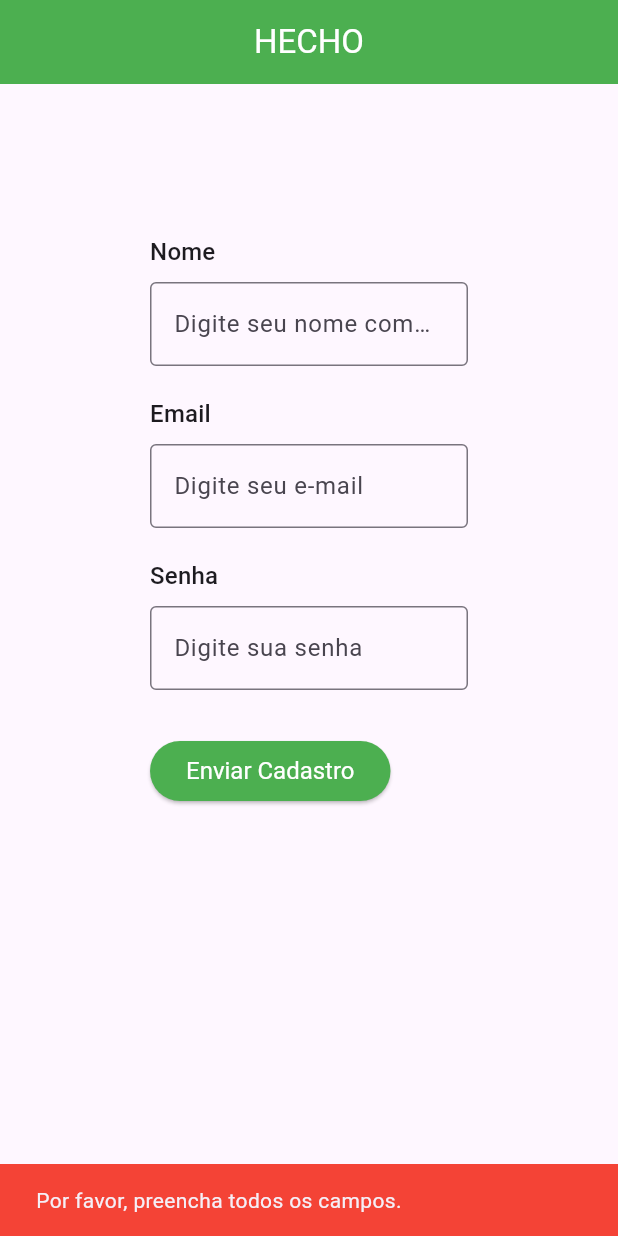
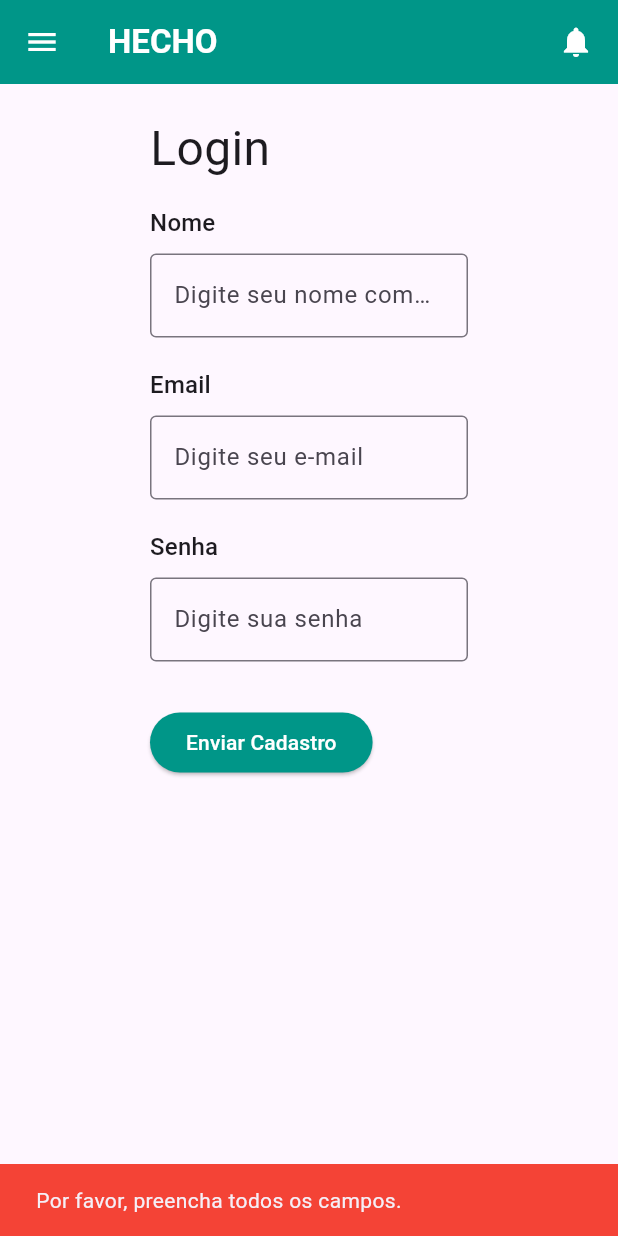
Before and after one commit to pcfrati/sa01mobile, a Flutter app: the TelaLogin screen opened directly, after a tap on "Enviar Cadastro", on a phone screen of 412 x 824 dp. Run offline on Flutter 3.47's test engine with Material 3 defaults, Android fonts, the phone set to English and light mode, and no system bars; statements that could not run were skipped.

Commit message:
Update home_screen.dart

```diff
--- a/lib/views/home_screen.dart
+++ b/lib/views/home_screen.dart
@@ -2,14 +2,15 @@ import 'package:flutter/material.dart';
 
 // direciona para a pagina
 void main() {
-  runApp(MaterialApp(debugShowCheckedModeBanner: false, home: TelaLogin()));
+  runApp(const MaterialApp(debugShowCheckedModeBanner: false, home: TelaLogin()));
 }
-
 
 // Registration screen widget (StatefulWidget)
 class TelaLogin extends StatefulWidget {
+  const TelaLogin({super.key});
+
   @override
-  _TelaCadastroState createState() => _TelaCadastroState();
+  State<TelaLogin> createState() => _TelaCadastroState();
 }
 
 // State for the registration screen
@@ -19,31 +20,30 @@ class _TelaCadastroState extends State<TelaLogin> {
   final TextEditingController _emailController = TextEditingController();
   final TextEditingController _senhaController = TextEditingController();
 
-
-  // Function to handle form submission
   void _enviarCadastro() {
-    // Basic validation or action
+    //possivel enviar somente se tem algo escrito
     if (_nomeController.text.isNotEmpty &&
         _emailController.text.isNotEmpty &&
-       _senhaController.text.isNotEmpty
-       ) {
-      // In a real app, you would send this data somewhere
+        _senhaController.text.isNotEmpty) {
+
+      //mostra no terminal(?)
       print("Cadastro Enviado:");
       print("Nome: ${_nomeController.text}");
       print("Email: ${_emailController.text}");
       print("Senha: ${_senhaController.text}");
 
-      // Show success message
+      //mssg de sucesso
+      //scaffoldMessenger usa o showSnackBar para que ele apareça que nem uma notificação
       ScaffoldMessenger.of(context).showSnackBar(
-        SnackBar(
+        const SnackBar(
           content: Text('Cadastro enviado com sucesso!'),
           backgroundColor: Colors.green,
         ),
       );
     } else {
-      // Show error message if fields are empty
-       ScaffoldMessenger.of(context).showSnackBar(
-        SnackBar(
+      // mssg de erro
+      ScaffoldMessenger.of(context).showSnackBar(
+        const SnackBar(
           content: Text('Por favor, preencha todos os campos.'),
           backgroundColor: Colors.red,
         ),
@@ -51,80 +51,110 @@ class _TelaCadastroState extends State<TelaLogin> {
     }
   }
 
-  @override
-  void dispose() {
-    // deleta os campos dps q envia
-    _nomeController.dispose();
-    _emailController.dispose();
-    _senhaController.dispose();
-    super.dispose();
-  }
+
 
   @override
   Widget build(BuildContext context) {
-    // Build the UI for the registration screen
     return Scaffold(
-      appBar: AppBar(
-        backgroundColor: Colors.green,
-        title: Text("HECHO", style: TextStyle(color: Colors.white)),
-        centerTitle: true,
+      //
+      drawer: Drawer(
+        child: ListView(
+          padding: EdgeInsets.zero,
+          children: [
+            const DrawerHeader(
+              decoration: BoxDecoration(color: Colors.teal),
+              child: Text('Menu', style: TextStyle(color: Colors.white, fontSize: 24)),
+            ),
+            ListTile(
+              leading: const Icon(
+                Icons.dashboard),
+              title: const Text('Dashboard'),
+              onTap: () {
+                Navigator.pushNamed(context, '/dashboard');
+              },
+            ),
+            const ListTile(
+              leading: Icon(
+                Icons.settings),
+              title: Text('Configurações'),
+            ),
+            const ListTile(
+              leading: Icon(
+                Icons.help),
+              title: Text('Ajuda'),
+            ),
+          ],
+        ),
       ),
+      //navbar
+       appBar: AppBar(
+        iconTheme: IconThemeData(color: Colors.white),
+        backgroundColor: Colors.teal,
+        title: const Text("HECHO",
+            style: TextStyle(
+                color: Colors.white, fontWeight: FontWeight.bold)),
+        actions: const [Icon(Icons.notifications, color: Colors.white), SizedBox(width: 16)],
+      ),
+      //corpo
       body: Padding(
-        padding: EdgeInsets.all(100.0),
-        // Use SingleChildScrollView to prevent overflow when keyboard appears
-        child: SingleChildScrollView(
+        //EdgeInsets.fromLTRB = left(esquerda), top(topo), right(direita), bottom(baixo)
+        padding: const EdgeInsets.fromLTRB(100, 20, 100, 10),
           child: Column(
-            // Align labels to the start
             crossAxisAlignment: CrossAxisAlignment.start,
-            children: [
-              Text("Nome", style: Theme.of(context).textTheme.titleMedium),
-              SizedBox(height: 8.0),
+            children: <Widget>[
+              const Text(
+                "Login",
+                style: TextStyle(fontSize: 32),
+              ),
+              const Padding(padding: EdgeInsets.fromLTRB(0, 5, 0, 10)),
+              Text("Nome", style: Theme.of(context).textTheme.titleMedium!),
+              const SizedBox(height: 8.0),
               TextField(
                 controller: _nomeController,
-                decoration: InputDecoration(
+                decoration: const InputDecoration(
                   hintText: 'Digite seu nome completo',
                   border: OutlineInputBorder(), // Added border for better UI
                 ),
               ),
-              SizedBox(height: 20.0),
-              Text("Email", style: Theme.of(context).textTheme.titleMedium),
-              SizedBox(height: 8.0),
+              const SizedBox(height: 20.0),
+              Text("Email", style: Theme.of(context).textTheme.titleMedium!),
+              const SizedBox(height: 8.0),
               TextField(
                 controller: _emailController,
                 keyboardType: TextInputType.emailAddress,
-                decoration: InputDecoration(
+                decoration: const InputDecoration(
                   hintText: 'Digite seu e-mail',
                   border: OutlineInputBorder(), // Added border for better UI
                 ),
               ),
-              SizedBox(height: 20.0),
-              Text("Senha", style: Theme.of(context).textTheme.titleMedium),
-              SizedBox(height: 8.0),
+              const SizedBox(height: 20.0),
+              Text("Senha", style: Theme.of(context).textTheme.titleMedium!),
+              const SizedBox(height: 8.0),
               TextField(
                 controller: _senhaController,
                 keyboardType: TextInputType.number,
-                decoration: InputDecoration(
+                decoration: const InputDecoration(
                   hintText: 'Digite sua senha',
                   border: OutlineInputBorder(), // Added border for better UI
                 ),
               ),
-              SizedBox(height: 30.0), // Increased spacing before button
+              const SizedBox(height: 30.0), // Increased spacing before button
               // Stretch the button to full width
               SizedBox(
-                 child: ElevatedButton(
-                  onPressed: _enviarCadastro, // Call submission handler
-                  child: Text("Enviar Cadastro"),
-                  style: ElevatedButton.styleFrom(
-                     backgroundColor: Colors.green, // Set button color
-                     foregroundColor: Colors.white, // Set text color
-                     textStyle: TextStyle(fontSize: 16) // Button text style
-                  )
-                 ),
-               ),
+                child: ElevatedButton(
+                  onPressed: _enviarCadastro,
+                  style: ButtonStyle(
+                    backgroundColor: MaterialStateProperty.all<Color>(
+                        Colors.teal), // Set button color
+                    foregroundColor: MaterialStateProperty.all<Color>(
+                        Colors.white), // Set text color
+                  ),
+                  child: const Text("Enviar Cadastro"),
+                ),
+              )
             ],
           ),
         ),
-      ),
     );
   }
 }
```
